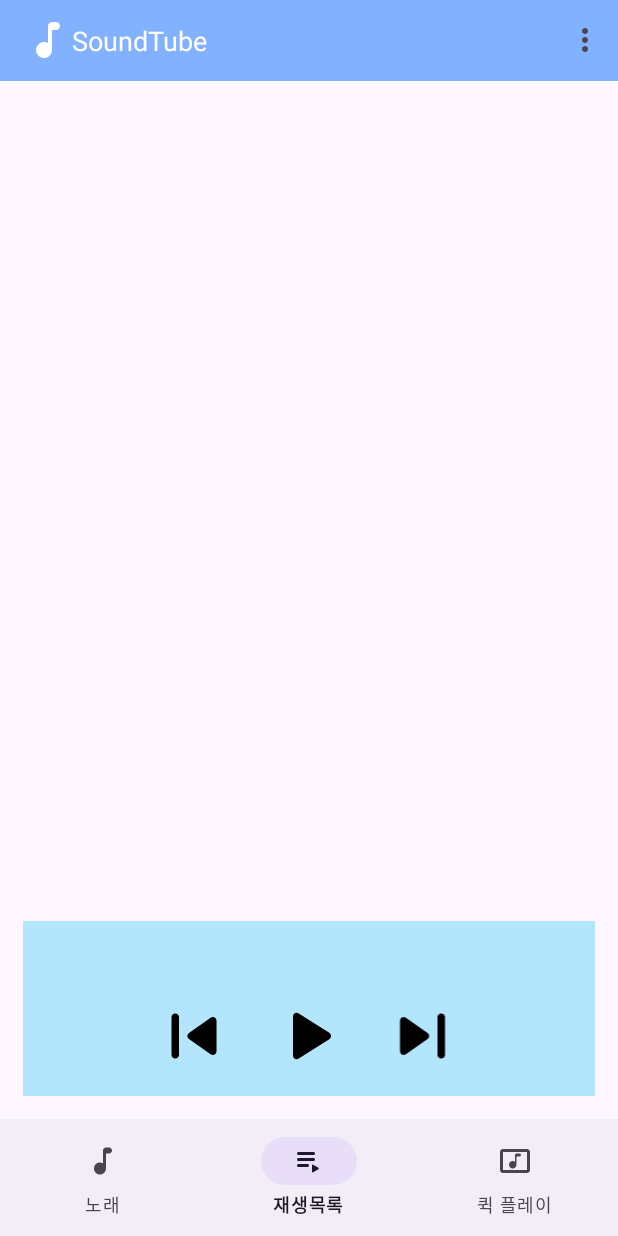
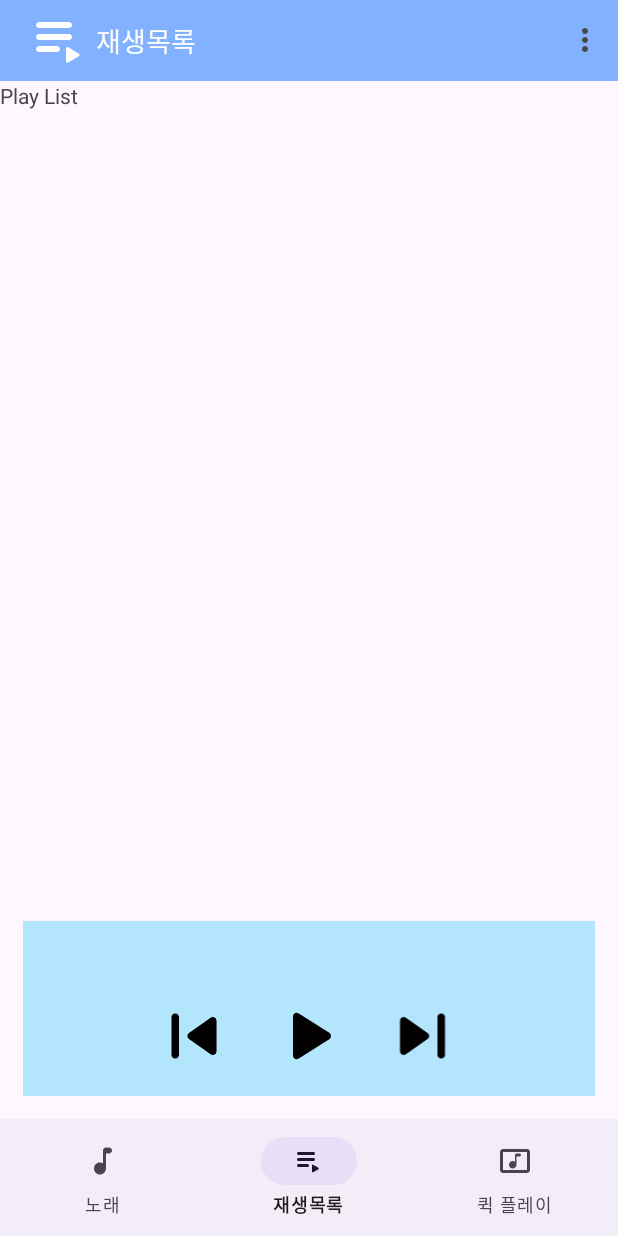
Before and after one commit to kcw0x466/sound-tube, an Android app: the screen it shows after launch (MainActivity), item 2 of the bottom bar chosen, on a phone screen of 412 x 824 dp. Run offline under Robolectric (Android 15) with nearby library versions, the phone set to English and light mode, and no system bars.

Commit message:
화면 전환 구현

```diff
--- a/Client/SoundTube/app/src/main/java/com/cookandroid/soundtube/MainActivity.java
+++ b/Client/SoundTube/app/src/main/java/com/cookandroid/soundtube/MainActivity.java
@@ -1,5 +1,6 @@
 package com.cookandroid.soundtube;
 
+import androidx.annotation.NonNull;
 import androidx.appcompat.app.AppCompatActivity;
 import android.os.Bundle;
 import android.view.MenuInflater;
@@ -7,16 +8,54 @@ import android.view.Menu;
 import android.view.MenuItem;
 import androidx.appcompat.widget.Toolbar;
 
+import com.google.android.material.bottomnavigation.BottomNavigationView;
+import com.google.android.material.navigation.NavigationBarView;
+
+
+
 
 public class MainActivity extends AppCompatActivity {
     Toolbar toolbar;
+    BottomNavigationView bottomNavigationView;
 
     @Override
     protected void onCreate(Bundle savedInstanceState) {
         super.onCreate(savedInstanceState);
         setContentView(R.layout.activity_main);
+
         toolbar = (Toolbar) findViewById(R.id.toolbar);
+        bottomNavigationView = (BottomNavigationView) findViewById(R.id.bottom_Navi_Bar);
         setSupportActionBar(toolbar);
+
+        getSupportActionBar().setTitle("노래");
+        getSupportActionBar().setLogo(R.drawable.round_audiotrack);
+
+        // 처음 화면
+        getSupportFragmentManager().beginTransaction().add(R.id.main_frame, new MusicList()).commit();
+
+        bottomNavigationView.setOnItemSelectedListener(new NavigationBarView.OnItemSelectedListener() {
+            @Override
+            public boolean onNavigationItemSelected(@NonNull MenuItem item) {
+                if(item.getItemId() == R.id.menu_music){
+                    getSupportFragmentManager().beginTransaction().replace(R.id.main_frame, new MusicList()).commit();
+                    getSupportActionBar().setTitle("노래");
+                    getSupportActionBar().setLogo(R.drawable.round_audiotrack);
+                }
+                else if (item.getItemId() == R.id.menu_playlist) {
+                    getSupportFragmentManager().beginTransaction().replace(R.id.main_frame, new PlayList()).commit();
+                    getSupportActionBar().setTitle("재생목록");
+                    getSupportActionBar().setLogo(R.drawable.round_playlist_play);
+                }
+                else if (item.getItemId() == R.id.menu_quick_play) {
+                    getSupportFragmentManager().beginTransaction().replace(R.id.main_frame, new QuickPlay()).commit();
+                    getSupportActionBar().setTitle("퀵 플레이");
+                    getSupportActionBar().setLogo(R.drawable.round_music_video_24);
+                }
+                return true;
+            }
+        });
+
+
 
     }
 
--- a/Client/SoundTube/app/src/main/res/layout/activity_main.xml
+++ b/Client/SoundTube/app/src/main/res/layout/activity_main.xml
@@ -29,6 +29,7 @@
     </androidx.appcompat.widget.Toolbar>
 
     <FrameLayout
+        android:id="@+id/main_frame"
         android:layout_width="match_parent"
         android:layout_height="0dp"
         android:layout_weight="7" />
@@ -92,6 +93,7 @@
     </LinearLayout>
 
     <com.google.android.material.bottomnavigation.BottomNavigationView
+        android:id="@+id/bottom_Navi_Bar"
         android:layout_width="match_parent"
         android:layout_height="0dp"
         android:layout_weight="1"
--- a/Client/SoundTube/app/src/main/res/layout/fragment_play_list.xml
+++ b/Client/SoundTube/app/src/main/res/layout/fragment_play_list.xml
@@ -5,8 +5,12 @@
     android:layout_height="match_parent"
     tools:context=".PlayList">
 
-    <ListView
+    <TextView
         android:layout_width="match_parent"
-        android:layout_height="wrap_content" />
+        android:layout_height="wrap_content"
+        android:text="Play List"/>
+<!--    <ListView-->
+<!--        android:layout_width="match_parent"-->
+<!--        android:layout_height="wrap_content" />-->
 
 </ScrollView>
```
Also changed, not shown: Client/SoundTube/app/src/main/res/layout/fragment_music_list.xml (+7 -3 lines).
